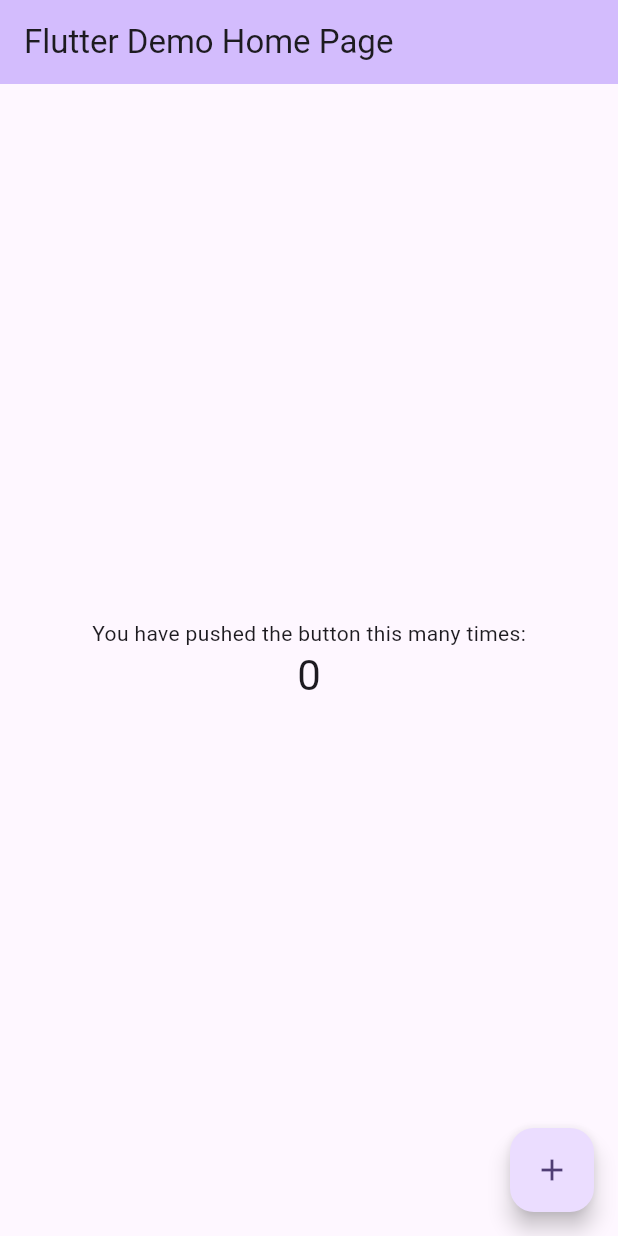
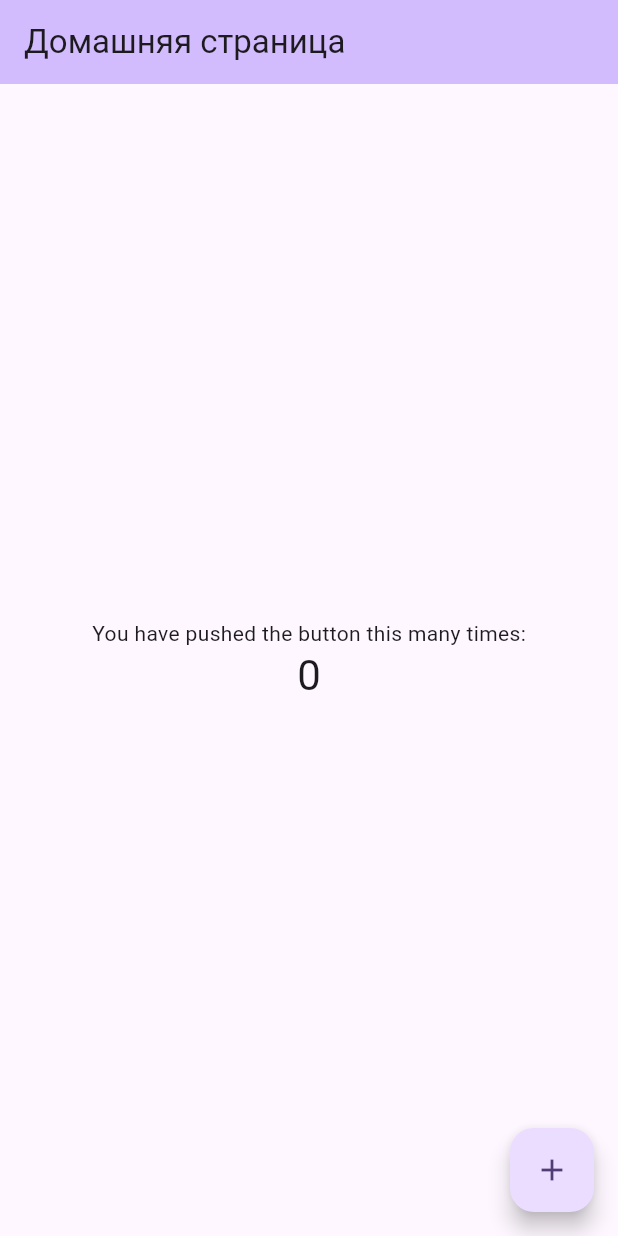
Before and after one commit to Cosssmy/zc_dodiddon, a Flutter app: the screen it shows after launch, on a phone screen of 412 x 824 dp. Run offline on Flutter 3.47's test engine with Material 3 defaults, Android fonts, the phone set to English and light mode, and no system bars.

Commit message:
Много чего

```diff
--- a/lib/app/app.dart
+++ b/lib/app/app.dart
@@ -13,7 +13,7 @@ class MyApp extends StatelessWidget {
         colorScheme: ColorScheme.fromSeed(seedColor: Colors.deepPurple),
         useMaterial3: true,
       ),
-      home: const MyHomePage(title: 'Flutter Demo Home Page'),
+      home: const MyHomePage(title: 'Домашняя страница'),
     );
   }
 }
```
